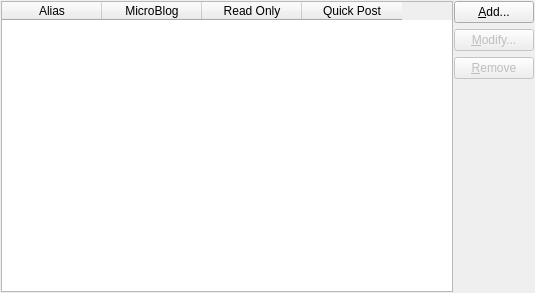
The window that choqok/config/accounts/accountswidget_base.ui (KDE/choqok) describes before a commit, drawn with Qt 5.
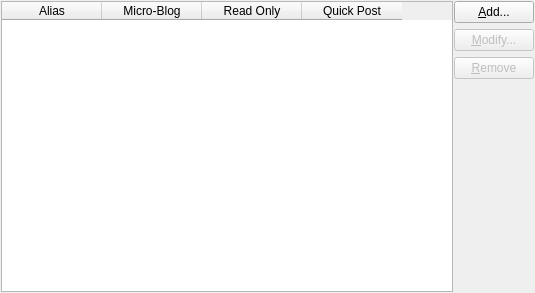
The same window after the commit. Custom widgets are drawn as their Qt base class.

What changed in the file:
```diff
--- a/choqok/config/accounts/accountswidget_base.ui
+++ b/choqok/config/accounts/accountswidget_base.ui
@@ -135,7 +135,7 @@
      </column>
      <column>
       <property name="text">
-       <string>MicroBlog</string>
+       <string>Micro-Blog</string>
       </property>
      </column>
      <column>
```
